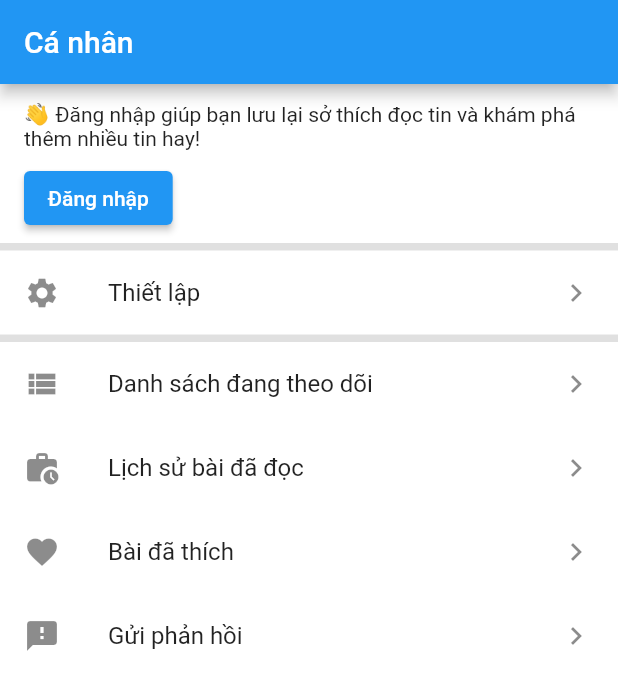
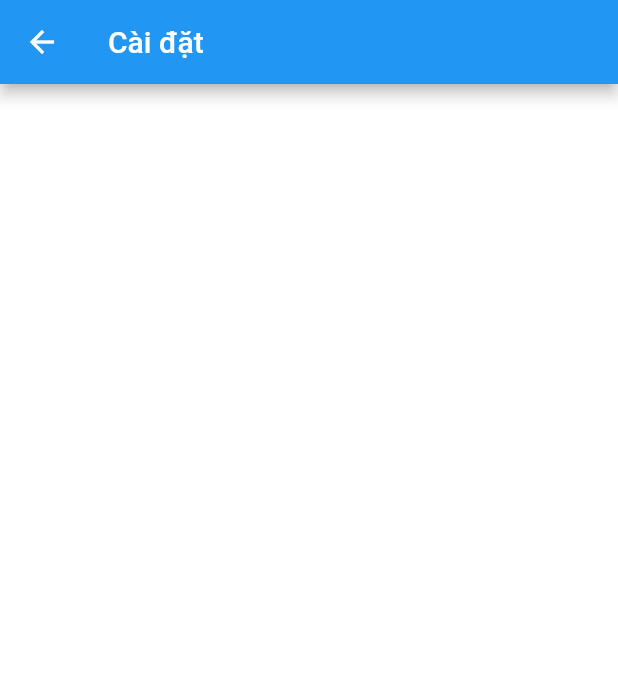
Before and after one commit to thanhtung100397/flutter-blog-post-app, a Flutter app: the AppPersonalPage screen opened directly, after a tap on "Thiết lập", on a phone screen of 412 x 824 dp. Shown: the top 690 px of the screen. Run offline on Flutter 3.47's test engine with Material 2 defaults, Android fonts, the phone set to English and light mode, and no system bars; our stand-ins replace curved_navigation_bar, flutter_signin_button; generated files the repository leaves out were written again.

Commit message:
Add app setting page

```diff
--- a/lib/l10n/app_en.arb
+++ b/lib/l10n/app_en.arb
@@ -4,6 +4,7 @@
     "search": "Search",
     "notification": "Notification",
     "personal": "Personal",
+    "setting": "Setting",
     "login": "Login",
     "login_google": "Sign in with Google",
     "sign_in_hint": "👋 Signing in helps you save your reading preferences and discover more great news!",
--- a/lib/l10n/app_vi.arb
+++ b/lib/l10n/app_vi.arb
@@ -4,6 +4,7 @@
     "search": "Tìm kiếm",
     "notification": "Thông báo",
     "personal": "Cá nhân",
+    "setting": "Cài đặt",
     "login": "Đăng nhập",
     "login_google": "Đăng nhập với Google",
     "sign_in_hint": "👋 Đăng nhập giúp bạn lưu lại sở thích đọc tin và khám phá thêm nhiều tin hay!",
--- a/lib/pages/home/personal/app_personal_page.dart
+++ b/lib/pages/home/personal/app_personal_page.dart
@@ -44,7 +44,12 @@ class _AppPersonalPageState extends State<AppPersonalPage> {
           leading: const Icon(Icons.settings),
           title: Text(AppLocalizations.of(context)!.settings),
           trailing: const Icon(Icons.keyboard_arrow_right),
-          onTap: () {},
+          onTap: () {
+            Navigator.push(
+              context,
+              MaterialPageRoute(builder: AppRoute.routes['/setting']!),
+            );
+          },
         ));
   }
 
--- /dev/null
+++ b/lib/pages/home/personal/app_setting_page.dart
@@ -0,0 +1,29 @@
+import 'package:flutter/material.dart';
+import 'package:flutter_signin_button/flutter_signin_button.dart';
+import 'package:news_feed_app/themes/app_theme.dart';
+import 'package:flutter_gen/gen_l10n/app_localizations.dart';
+
+class AppSettingPage extends StatefulWidget {
+  const AppSettingPage({Key? key}) : super(key: key);
+
+  @override
+  State<AppSettingPage> createState() => _AppSettingPage();
+}
+
+class _AppSettingPage extends State<AppSettingPage> {
+  @override
+  Widget build(BuildContext context) {
+    return Scaffold(
+      backgroundColor: AppColor.appMainBackground,
+      appBar: AppBar(title: Text(AppLocalizations.of(context)!.setting)),
+      body: Container(
+        color: AppColor.appSecondaryBackground,
+        child: Wrap(
+          direction: Axis.horizontal,
+          runSpacing: 5,
+          children: const <Widget>[],
+        ),
+      ),
+    );
+  }
+}
--- a/lib/routes/app_route.dart
+++ b/lib/routes/app_route.dart
@@ -1,11 +1,13 @@
 import 'package:flutter/material.dart';
 import 'package:news_feed_app/pages/home/app_home_page.dart';
 import 'package:news_feed_app/pages/home/personal/app_login_page.dart';
+import 'package:news_feed_app/pages/home/personal/app_setting_page.dart';
 
 class AppRoute {
   static String initialRoute = '/home';
   static Map<String, Widget Function(BuildContext context)> routes = {
     '/home': (context) => const AppHomePage(),
-    '/login': (content) => const AppLoginPage()
+    '/login': (content) => const AppLoginPage(),
+    '/setting': (content) => const AppSettingPage()
   };
 }
```
